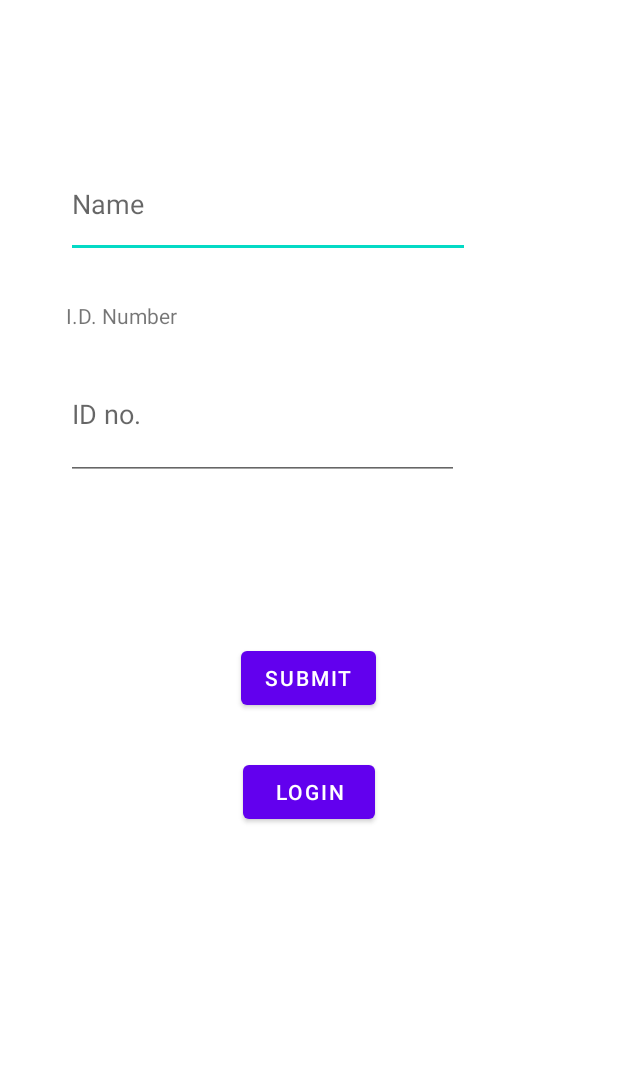
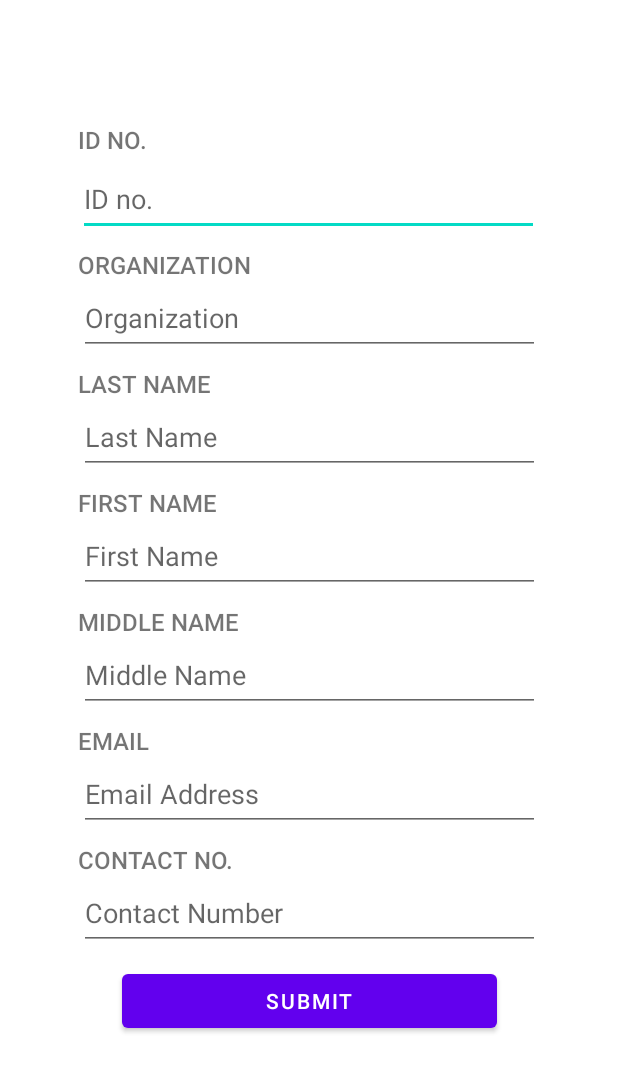
Before and after one commit to 1cereals1/VotingApp, an Android app: the screen it shows after launch (Register), after a tap on "REGISTER", on a phone screen of 412 x 824 dp. Shown: the top 1072 px of the screen. Run offline under Robolectric (Android 15) with nearby library versions, the phone set to English and light mode, and no system bars; our stand-ins replace Firebase (no records; nobody signed in at launch, a user with empty details on screens opened directly).

Commit message:
login register plus realtime database2

```diff
--- a/app/src/main/java/com/example/votingapp/Login.java
+++ b/app/src/main/java/com/example/votingapp/Login.java
@@ -25,21 +25,23 @@ public class Login extends AppCompatActivity {
         super.onCreate(savedInstanceState);
         setContentView(R.layout.activity_login);
 
-        final EditText namelogins = findViewById(R.id.NameLogin);
+
         final EditText idnologin = findViewById(R.id.IDLogin);
+        final EditText passlogin = findViewById(R.id.Pass);
 
         final Button loginb = findViewById(R.id.LoginB);
-        final Button goregister = findViewById(R.id.GotoRegister);
+        final Button registerb = findViewById(R.id.Register);
+
 
         loginb.setOnClickListener(new View.OnClickListener() {
             @Override
             public void onClick(View view) {
 
-                final String nameloginstext = namelogins.getText().toString();
                 final String idnologintext = idnologin.getText().toString();
+                final String passloginstext = passlogin.getText().toString();
 
-                if(nameloginstext.isEmpty() || idnologintext.isEmpty()){
-                    Toast.makeText(Login.this, "Enter details", Toast.LENGTH_SHORT).show();
+                if(idnologintext.isEmpty() || passloginstext.isEmpty()){
+                    Toast.makeText(Login.this, "Fill the fields first", Toast.LENGTH_SHORT).show();
                 }
                 else {
 
@@ -47,14 +49,14 @@ public class Login extends AppCompatActivity {
                         @Override
                         public void onDataChange(@NonNull DataSnapshot snapshot) {
 
-                            //NOW to check if Name is exists in our database
-                            if (snapshot.hasChild(nameloginstext)){
+                            //NOW to check if LastName is exists in our database
+                            if (snapshot.hasChild(idnologintext)){
 
-                                //Name exists in database..
-                                //NOW get 'password' or in our case, id no, from firebase data and match it with user entered password
-                                final String getidno = snapshot.child(nameloginstext).child("IDNumber").getValue(String.class);
+                                //LastName exists in database..
+                                //NOW get 'Pass' from firebase data and match it with user entered Pass
+                                final String getpass = snapshot.child(idnologintext).child("Pass").getValue(String.class);
 
-                                if (getidno.equals(idnologintext)){
+                                if (getpass.equals(passloginstext)){
                                     Toast.makeText(Login.this, "Logged in", Toast.LENGTH_SHORT).show();
 
                                     //off to the main activity!!!
@@ -80,7 +82,7 @@ public class Login extends AppCompatActivity {
             }
         });
 
-        goregister.setOnClickListener(new View.OnClickListener() {
+        registerb.setOnClickListener(new View.OnClickListener() {
             @Override
             public void onClick(View view) {
                 startActivity(new Intent(Login.this, Register.class));
--- a/app/src/main/java/com/example/votingapp/Register.java
+++ b/app/src/main/java/com/example/votingapp/Register.java
@@ -3,7 +3,6 @@ package com.example.votingapp;
 import androidx.annotation.NonNull;
 import androidx.appcompat.app.AppCompatActivity;
 
-import android.content.Intent;
 import android.os.Bundle;
 import android.view.View;
 import android.widget.Button;
@@ -27,28 +26,39 @@ public class Register extends AppCompatActivity {
         super.onCreate(savedInstanceState);
         setContentView(R.layout.activity_register);
 
-        final EditText name = findViewById(R.id.Name);
         final EditText idno = findViewById(R.id.ID);
+        final EditText org = findViewById(R.id.Organization);
+        final EditText lname = findViewById(R.id.LastName);
+        final EditText fname = findViewById(R.id.FirstName);
+        final EditText mname = findViewById(R.id.MiddleName);
+        final EditText email = findViewById(R.id.Email);
+        final EditText contactnumber = findViewById(R.id.ContactNumber);
 
         final Button submitr = findViewById(R.id.SubmitR);
-        final Button gologin = findViewById(R.id.GotoLogin);
 
-        final TextView idtext = findViewById(R.id.IDText);
+
+        final TextView idtext = findViewById(R.id.IDT);
 
         submitr.setOnClickListener(new View.OnClickListener() {
             @Override
             public void onClick(View view) {
 
                 //to get the data from these editexts to string vars
-                final String nametext = name.getText().toString();
                 final String idnotext = idno.getText().toString();
+                final String orgtext = org.getText().toString();
+                final String lnametext = lname.getText().toString();
+                final String fnametext = fname.getText().toString();
+                final String mnametext = mname.getText().toString();
+                final String emailtext = email.getText().toString();
+                final String contactnumbertext = contactnumber.getText().toString();
+
 
                 //a check if user filled up the fields before sending data to firebase
-                if (nametext.isEmpty() || idnotext.isEmpty()){
-                    Toast.makeText(Register.this, "FILL ALL FIELDS", Toast.LENGTH_SHORT).show();
+                if (idnotext.isEmpty() || orgtext.isEmpty() || lnametext.isEmpty() || fnametext.isEmpty() || mnametext.isEmpty() || emailtext.isEmpty() || contactnumbertext.isEmpty()){
+                    Toast.makeText(Register.this, "FILL ALL FIELDS FIRST", Toast.LENGTH_SHORT).show();
                 }
 
-                //checking if 'password' is same as 'confirm password'
+                //checking if 'Pass' is same as 'confirm Pass'
                 //if (!idnotext.equals(confirmidnotext)){
                 //    Toast.makeText(Register.this, "Passwords must match", Toast.LENGTH_SHORT).show();
                 //}
@@ -60,16 +70,22 @@ public class Register extends AppCompatActivity {
                         public void onDataChange(@NonNull DataSnapshot snapshot) {
 
                             //check if user is not registered before
-                            if (snapshot.hasChild(nametext)){
-                                Toast.makeText(Register.this, "Name has been Registered before already", Toast.LENGTH_SHORT).show();
+                            if (snapshot.hasChild(idnotext)){
+                                Toast.makeText(Register.this, "This I.D. Number has been Registered before already", Toast.LENGTH_SHORT).show();
                             }
                             else {
                                 //sending data back to firebase Realtime Database
-                                //in this case, I'm using the name as the 'unique' identifier
-                                //so all other details of user comes under Name
-                                databaseReference.child("users").child(nametext).child("IDNumber").setValue(idnotext);
-                                //databaseReference.child("Users").child(nametext).child("Password").setValue(passtext);
-                                //databaseReference.child("Users").child(nametext).child("SomethingSomething").setValue(sometin);
+                                //in this case, I'm using the IDNO# as the 'unique' identifier
+                                //so all other details of user comes under IDNO#
+                                databaseReference.child("users").child(idnotext).child("IDNumber").setValue(idnotext);
+                                databaseReference.child("users").child(idnotext).child("Organization").setValue(orgtext);
+                                databaseReference.child("users").child(idnotext).child("LastName").setValue(lnametext);
+                                databaseReference.child("users").child(idnotext).child("FirstName").setValue(fnametext);
+                                databaseReference.child("users").child(idnotext).child("MiddleName").setValue(mnametext);
+                                databaseReference.child("users").child(idnotext).child("Email").setValue(emailtext);
+                                databaseReference.child("users").child(idnotext).child("ContactNumber").setValue(contactnumbertext);
+                                databaseReference.child("users").child(idnotext).child("Pass").setValue(lnametext);
+
 
                                 //showing success message then finishing activity
                                 Toast.makeText(Register.this, "User Registered", Toast.LENGTH_SHORT).show();
@@ -87,12 +103,7 @@ public class Register extends AppCompatActivity {
             }
         });
 
-        gologin.setOnClickListener(new View.OnClickListener() {
-            @Override
-            public void onClick(View view) {
-                finish();
-            }
-        });
+
 
     }
 }
--- a/app/src/main/res/layout/activity_register.xml
+++ b/app/src/main/res/layout/activity_register.xml
@@ -7,62 +7,186 @@
     tools:context=".Register">
 
     <EditText
-        android:id="@+id/Name"
-        android:layout_width="269dp"
-        android:layout_height="72dp"
-        android:layout_marginTop="100dp"
-        android:ems="10"
-        android:hint="Name"
-        android:inputType="textPersonName"
-        android:text=""
-        app:layout_constraintEnd_toEndOf="parent"
-        app:layout_constraintHorizontal_bias="0.309"
-        app:layout_constraintStart_toStartOf="parent"
-        app:layout_constraintTop_toTopOf="parent" />
-
-    <EditText
         android:id="@+id/ID"
-        android:layout_width="262dp"
-        android:layout_height="88dp"
-        android:layout_marginTop="60dp"
+        android:layout_width="307dp"
+        android:layout_height="49dp"
+        android:layout_marginTop="108dp"
         android:ems="10"
         android:hint="ID no."
         android:inputType="textPersonName"
         android:text=""
         app:layout_constraintEnd_toEndOf="parent"
-        app:layout_constraintHorizontal_bias="0.295"
+        app:layout_constraintHorizontal_bias="0.495"
         app:layout_constraintStart_toStartOf="parent"
-        app:layout_constraintTop_toBottomOf="@+id/Name" />
+        app:layout_constraintTop_toTopOf="parent" />
+
+    <EditText
+        android:id="@+id/LastName"
+        android:layout_width="307dp"
+        android:layout_height="49dp"
+        android:layout_marginTop="30dp"
+        android:ems="10"
+        android:hint="Last Name"
+        android:inputType="textPersonName"
+        android:text=""
+        app:layout_constraintEnd_toEndOf="parent"
+        app:layout_constraintStart_toStartOf="parent"
+        app:layout_constraintTop_toBottomOf="@+id/Organization" />
 
     <TextView
-        android:id="@+id/IDText"
+        android:id="@+id/IDT"
         android:layout_width="wrap_content"
         android:layout_height="wrap_content"
-        android:layout_marginStart="44dp"
-        android:layout_marginBottom="12dp"
-        android:text="I.D. Number"
+        android:layout_marginStart="52dp"
+        android:layout_marginBottom="4dp"
+        android:fontFamily="sans-serif-medium"
+        android:text="ID NO."
+        android:textSize="16sp"
+        android:typeface="normal"
         app:layout_constraintBottom_toTopOf="@+id/ID"
         app:layout_constraintStart_toStartOf="parent" />
 
     <Button
         android:id="@+id/SubmitR"
-        android:layout_width="wrap_content"
+        android:layout_width="250dp"
         android:layout_height="wrap_content"
-        android:layout_marginTop="108dp"
+        android:layout_marginTop="10dp"
         android:text="Submit"
+        android:textAlignment="center"
         app:layout_constraintEnd_toEndOf="parent"
-        app:layout_constraintHorizontal_bias="0.498"
+        app:layout_constraintStart_toStartOf="parent"
+        app:layout_constraintTop_toBottomOf="@+id/ContactNumber" />
+
+    <EditText
+        android:id="@+id/Organization"
+        android:layout_width="307dp"
+        android:layout_height="49dp"
+        android:layout_marginTop="30dp"
+        android:ems="10"
+        android:hint="Organization"
+        android:inputType="textPersonName"
+        app:layout_constraintEnd_toEndOf="parent"
         app:layout_constraintStart_toStartOf="parent"
         app:layout_constraintTop_toBottomOf="@+id/ID" />
 
-    <Button
-        android:id="@+id/GotoLogin"
+    <EditText
+        android:id="@+id/FirstName"
+        android:layout_width="307dp"
+        android:layout_height="49dp"
+        android:layout_marginTop="30dp"
+        android:ems="10"
+        android:hint="First Name"
+        android:inputType="textPersonName"
+        app:layout_constraintEnd_toEndOf="parent"
+        app:layout_constraintStart_toStartOf="parent"
+        app:layout_constraintTop_toBottomOf="@+id/LastName" />
+
+    <EditText
+        android:id="@+id/MiddleName"
+        android:layout_width="307dp"
+        android:layout_height="49dp"
+        android:layout_marginTop="30dp"
+        android:ems="10"
+        android:hint="Middle Name"
+        android:inputType="textPersonName"
+        app:layout_constraintEnd_toEndOf="parent"
+        app:layout_constraintStart_toStartOf="parent"
+        app:layout_constraintTop_toBottomOf="@+id/FirstName" />
+
+    <EditText
+        android:id="@+id/Email"
+        android:layout_width="307dp"
+        android:layout_height="49dp"
+        android:layout_marginTop="30dp"
+        android:ems="10"
+        android:hint="Email Address"
+        android:inputType="textPersonName"
+        app:layout_constraintEnd_toEndOf="parent"
+        app:layout_constraintStart_toStartOf="parent"
+        app:layout_constraintTop_toBottomOf="@+id/MiddleName" />
+
+    <EditText
+        android:id="@+id/ContactNumber"
+        android:layout_width="307dp"
+        android:layout_height="49dp"
+        android:layout_marginTop="30dp"
+        android:ems="10"
+        android:hint="Contact Number"
+        android:inputType="textPersonName"
+        app:layout_constraintEnd_toEndOf="parent"
+        app:layout_constraintStart_toStartOf="parent"
+        app:layout_constraintTop_toBottomOf="@+id/Email" />
+
+    <TextView
+        android:id="@+id/OrgT"
         android:layout_width="wrap_content"
         android:layout_height="wrap_content"
-        android:layout_marginTop="28dp"
-        android:text="Login"
-        app:layout_constraintEnd_toEndOf="parent"
-        app:layout_constraintStart_toStartOf="parent"
-        app:layout_constraintTop_toBottomOf="@+id/SubmitR" />
+        android:layout_marginStart="52dp"
+        android:fontFamily="sans-serif-medium"
+        android:text="ORGANIZATION"
+        android:textSize="16sp"
+        android:typeface="normal"
+        app:layout_constraintBottom_toTopOf="@+id/Organization"
+        app:layout_constraintStart_toStartOf="parent" />
+
+    <TextView
+        android:id="@+id/FirstNameT"
+        android:layout_width="wrap_content"
+        android:layout_height="wrap_content"
+        android:layout_marginStart="52dp"
+        android:fontFamily="sans-serif-medium"
+        android:text="FIRST NAME"
+        android:textSize="16sp"
+        android:typeface="normal"
+        app:layout_constraintBottom_toTopOf="@+id/FirstName"
+        app:layout_constraintStart_toStartOf="parent" />
+
+    <TextView
+        android:id="@+id/MiddleNameT"
+        android:layout_width="wrap_content"
+        android:layout_height="wrap_content"
+        android:layout_marginStart="52dp"
+        android:fontFamily="sans-serif-medium"
+        android:text="MIDDLE NAME"
+        android:textSize="16sp"
+        android:typeface="normal"
+        app:layout_constraintBottom_toTopOf="@+id/MiddleName"
+        app:layout_constraintStart_toStartOf="parent" />
+
+    <TextView
+        android:id="@+id/EmailT"
+        android:layout_width="wrap_content"
+        android:layout_height="wrap_content"
+        android:layout_marginStart="52dp"
+        android:fontFamily="sans-serif-medium"
+        android:text="EMAIL"
+        android:textSize="16sp"
+        android:typeface="normal"
+        app:layout_constraintBottom_toTopOf="@+id/Email"
+        app:layout_constraintStart_toStartOf="parent" />
+
+    <TextView
+        android:id="@+id/ContactNumberT"
+        android:layout_width="wrap_content"
+        android:layout_height="wrap_content"
+        android:layout_marginStart="52dp"
+        android:fontFamily="sans-serif-medium"
+        android:text="CONTACT NO."
+        android:textSize="16sp"
+        android:typeface="normal"
+        app:layout_constraintBottom_toTopOf="@+id/ContactNumber"
+        app:layout_constraintStart_toStartOf="parent" />
+
+    <TextView
+        android:id="@+id/LastNameT"
+        android:layout_width="wrap_content"
+        android:layout_height="wrap_content"
+        android:layout_marginStart="52dp"
+        android:fontFamily="sans-serif-medium"
+        android:text="LAST NAME"
+        android:textSize="16sp"
+        android:typeface="normal"
+        app:layout_constraintBottom_toTopOf="@+id/LastName"
+        app:layout_constraintStart_toStartOf="parent" />
 
 </androidx.constraintlayout.widget.ConstraintLayout>
```
Also changed, not shown: app/src/main/AndroidManifest.xml (+9 -4 lines), app/src/main/java/com/example/votingapp/AdminsEmployees.java (added, +28 -0 lines), app/src/main/res/layout/activity_admins_employees.xml (added, +19 -0 lines), app/src/main/res/layout/activity_login.xml (+24 -27 lines).
